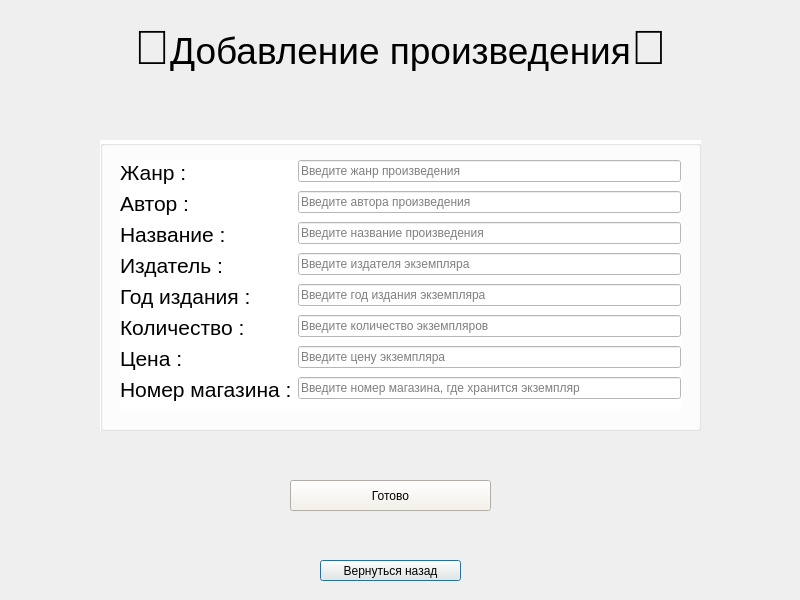
This is add_item.ui in mamam111a/2-year_coursework_client as Qt 5 draws it before an edit. The edited form follows.
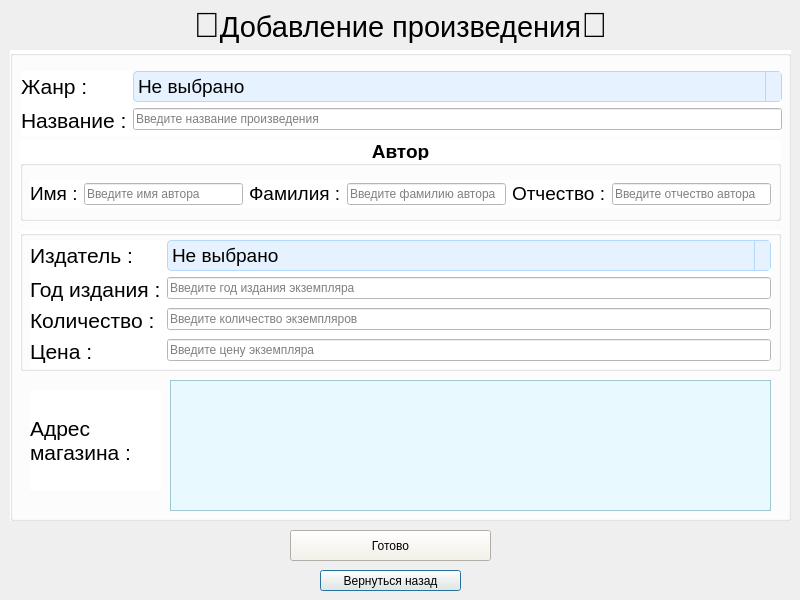
This is the edited form.

Diff of the .ui file:
```diff
--- a/add_item.ui
+++ b/add_item.ui
@@ -17,22 +17,22 @@
    <property name="geometry">
     <rect>
      <x>0</x>
-     <y>20</y>
+     <y>0</y>
      <width>801</width>
      <height>51</height>
     </rect>
    </property>
    <property name="text">
-    <string>&lt;html&gt;&lt;head/&gt;&lt;body&gt;&lt;p align=&quot;center&quot;&gt;&lt;span style=&quot; font-size:36pt;&quot;&gt;📑&lt;/span&gt;&lt;span style=&quot; font-size:28pt;&quot;&gt;Добавление произведения&lt;/span&gt;&lt;span style=&quot; font-size:36pt;&quot;&gt;📑&lt;/span&gt;&lt;/p&gt;&lt;/body&gt;&lt;/html&gt;</string>
+    <string>&lt;html&gt;&lt;head/&gt;&lt;body&gt;&lt;p align=&quot;center&quot;&gt;&lt;span style=&quot; font-size:26pt;&quot;&gt;📑&lt;/span&gt;&lt;span style=&quot; font-size:22pt;&quot;&gt;Добавление произведения&lt;/span&gt;&lt;span style=&quot; font-size:26pt;&quot;&gt;📑&lt;/span&gt;&lt;/p&gt;&lt;/body&gt;&lt;/html&gt;</string>
    </property>
   </widget>
   <widget class="QGroupBox" name="groupBox">
    <property name="geometry">
     <rect>
-     <x>100</x>
-     <y>140</y>
-     <width>601</width>
-     <height>291</height>
+     <x>10</x>
+     <y>50</y>
+     <width>781</width>
+     <height>471</height>
     </rect>
    </property>
    <property name="styleSheet">
@@ -41,13 +41,249 @@
    <property name="title">
     <string/>
    </property>
-   <widget class="QWidget" name="layoutWidget">
+   <widget class="QLabel" name="label_4">
+    <property name="geometry">
+     <rect>
+      <x>10</x>
+      <y>90</y>
+      <width>761</width>
+      <height>21</height>
+     </rect>
+    </property>
+    <property name="text">
+     <string>&lt;html&gt;&lt;head/&gt;&lt;body&gt;&lt;p align=&quot;center&quot;&gt;&lt;span style=&quot; font-size:14pt; font-weight:700;&quot;&gt;Автор&lt;/span&gt;&lt;/p&gt;&lt;/body&gt;&lt;/html&gt;</string>
+    </property>
+   </widget>
+   <widget class="QGroupBox" name="groupBox_2">
+    <property name="geometry">
+     <rect>
+      <x>10</x>
+      <y>110</y>
+      <width>761</width>
+      <height>61</height>
+     </rect>
+    </property>
+    <property name="title">
+     <string/>
+    </property>
+    <widget class="QWidget" name="layoutWidget_2">
+     <property name="geometry">
+      <rect>
+       <x>10</x>
+       <y>20</y>
+       <width>741</width>
+       <height>28</height>
+      </rect>
+     </property>
+     <layout class="QHBoxLayout" name="horizontalLayout_3">
+      <item>
+       <widget class="QLabel" name="label_14">
+        <property name="text">
+         <string>&lt;html&gt;&lt;head/&gt;&lt;body&gt;&lt;p&gt;&lt;span style=&quot; font-size:14pt;&quot;&gt;Имя :&lt;/span&gt;&lt;/p&gt;&lt;/body&gt;&lt;/html&gt;</string>
+        </property>
+       </widget>
+      </item>
+      <item>
+       <widget class="QLineEdit" name="author_name">
+        <property name="placeholderText">
+         <string>Введите имя автора</string>
+        </property>
+       </widget>
+      </item>
+      <item>
+       <widget class="QLabel" name="label_15">
+        <property name="text">
+         <string>&lt;html&gt;&lt;head/&gt;&lt;body&gt;&lt;p&gt;&lt;span style=&quot; font-size:14pt;&quot;&gt;Фамилия :&lt;/span&gt;&lt;/p&gt;&lt;/body&gt;&lt;/html&gt;</string>
+        </property>
+       </widget>
+      </item>
+      <item>
+       <widget class="QLineEdit" name="author_familia">
+        <property name="placeholderText">
+         <string>Введите фамилию автора</string>
+        </property>
+       </widget>
+      </item>
+      <item>
+       <widget class="QLabel" name="label_16">
+        <property name="text">
+         <string>&lt;html&gt;&lt;head/&gt;&lt;body&gt;&lt;p&gt;&lt;span style=&quot; font-size:14pt;&quot;&gt;Отчество :&lt;/span&gt;&lt;/p&gt;&lt;/body&gt;&lt;/html&gt;</string>
+        </property>
+       </widget>
+      </item>
+      <item>
+       <widget class="QLineEdit" name="author_otchestvo">
+        <property name="placeholderText">
+         <string>Введите отчество автора</string>
+        </property>
+       </widget>
+      </item>
+     </layout>
+    </widget>
+   </widget>
+   <widget class="QLabel" name="label_6">
     <property name="geometry">
      <rect>
       <x>20</x>
-      <y>20</y>
-      <width>561</width>
-      <height>251</height>
+      <y>340</y>
+      <width>131</width>
+      <height>101</height>
+     </rect>
+    </property>
+    <property name="text">
+     <string>&lt;html&gt;&lt;head/&gt;&lt;body&gt;&lt;p&gt;&lt;span style=&quot; font-size:16pt;&quot;&gt;Адрес &lt;br/&gt;магазина :&lt;/span&gt;&lt;/p&gt;&lt;/body&gt;&lt;/html&gt;</string>
+    </property>
+   </widget>
+   <widget class="QListWidget" name="listWidget">
+    <property name="geometry">
+     <rect>
+      <x>160</x>
+      <y>330</y>
+      <width>601</width>
+      <height>131</height>
+     </rect>
+    </property>
+    <property name="font">
+     <font>
+      <pointsize>15</pointsize>
+     </font>
+    </property>
+    <property name="styleSheet">
+     <string notr="true">QListWidget {
+    background-color: #E8F9FF; /* очень бледный голубой фон */
+    color: black;              /* цвет текста */
+    border: 1px solid #A0C8D0; /* рамка */
+}
+
+QListWidget::item:selected {
+    background-color: #C0E8FF; /* цвет выбранного элемента */
+    color: black;              /* цвет текста выбранного элемента */
+}
+</string>
+    </property>
+    <property name="selectionMode">
+     <enum>QAbstractItemView::MultiSelection</enum>
+    </property>
+   </widget>
+   <widget class="QGroupBox" name="groupBox_3">
+    <property name="geometry">
+     <rect>
+      <x>10</x>
+      <y>180</y>
+      <width>761</width>
+      <height>141</height>
+     </rect>
+    </property>
+    <property name="title">
+     <string/>
+    </property>
+    <widget class="QWidget" name="">
+     <property name="geometry">
+      <rect>
+       <x>10</x>
+       <y>10</y>
+       <width>741</width>
+       <height>129</height>
+      </rect>
+     </property>
+     <layout class="QFormLayout" name="formLayout_2">
+      <item row="0" column="0">
+       <widget class="QLabel" name="dfggfd">
+        <property name="text">
+         <string>&lt;html&gt;&lt;head/&gt;&lt;body&gt;&lt;p&gt;&lt;span style=&quot; font-size:16pt;&quot;&gt;Издатель :&lt;/span&gt;&lt;/p&gt;&lt;/body&gt;&lt;/html&gt;</string>
+        </property>
+       </widget>
+      </item>
+      <item row="1" column="0">
+       <widget class="QLabel" name="dfgfgd">
+        <property name="text">
+         <string>&lt;html&gt;&lt;head/&gt;&lt;body&gt;&lt;p&gt;&lt;span style=&quot; font-size:16pt;&quot;&gt;Год издания :&lt;/span&gt;&lt;/p&gt;&lt;/body&gt;&lt;/html&gt;</string>
+        </property>
+       </widget>
+      </item>
+      <item row="1" column="1">
+       <widget class="QLineEdit" name="publisher_year">
+        <property name="placeholderText">
+         <string>Введите год издания экземпляра</string>
+        </property>
+       </widget>
+      </item>
+      <item row="2" column="0">
+       <widget class="QLabel" name="fdggfd">
+        <property name="text">
+         <string>&lt;html&gt;&lt;head/&gt;&lt;body&gt;&lt;p&gt;&lt;span style=&quot; font-size:16pt;&quot;&gt;Количество :&lt;/span&gt;&lt;/p&gt;&lt;/body&gt;&lt;/html&gt;</string>
+        </property>
+       </widget>
+      </item>
+      <item row="2" column="1">
+       <widget class="QLineEdit" name="quantity">
+        <property name="placeholderText">
+         <string>Введите количество экземпляров</string>
+        </property>
+       </widget>
+      </item>
+      <item row="3" column="0">
+       <widget class="QLabel" name="dfgfgd_2">
+        <property name="text">
+         <string>&lt;html&gt;&lt;head/&gt;&lt;body&gt;&lt;p&gt;&lt;span style=&quot; font-size:16pt;&quot;&gt;Цена :&lt;/span&gt;&lt;/p&gt;&lt;/body&gt;&lt;/html&gt;</string>
+        </property>
+       </widget>
+      </item>
+      <item row="3" column="1">
+       <widget class="QLineEdit" name="price">
+        <property name="placeholderText">
+         <string>Введите цену экземпляра</string>
+        </property>
+       </widget>
+      </item>
+      <item row="0" column="1">
+       <widget class="QComboBox" name="comboBox_pub">
+        <property name="font">
+         <font>
+          <pointsize>14</pointsize>
+         </font>
+        </property>
+        <property name="styleSheet">
+         <string notr="true">/* Общий стиль для всех QLineEdit */
+QLineEdit {
+    background-color: #f0f0f0; /* светло-серый фон */
+    color: #000000;            /* чёрный текст */
+    border: 1px solid #cccccc; /* светлая рамка */
+    border-radius: 4px;
+    padding: 2px 4px;
+}
+
+/* Стиль для QComboBox — бледный голубой фон */
+QComboBox {
+    background-color: #e6f2ff; /* очень светлый голубой */
+    color: #000000;             /* чёрный текст */
+    border: 1px solid #b3d9ff; /* светлая рамка */
+    border-radius: 4px;
+    padding: 2px 4px;
+}
+
+/* Стиль для стрелки выпадающего списка */
+QComboBox::drop-down {
+    border-left: 1px solid #b3d9ff;
+    background-color: #e6f2ff;
+}
+</string>
+        </property>
+        <property name="placeholderText">
+         <string>Не выбрано</string>
+        </property>
+       </widget>
+      </item>
+     </layout>
+    </widget>
+   </widget>
+   <widget class="QWidget" name="">
+    <property name="geometry">
+     <rect>
+      <x>11</x>
+      <y>21</y>
+      <width>761</width>
+      <height>65</height>
      </rect>
     </property>
     <layout class="QFormLayout" name="formLayout">
@@ -58,111 +294,55 @@
        </property>
       </widget>
      </item>
-     <item row="0" column="1">
-      <widget class="QLineEdit" name="section">
-       <property name="text">
-        <string/>
-       </property>
-       <property name="placeholderText">
-        <string>Введите жанр произведения</string>
-       </property>
-      </widget>
-     </item>
      <item row="1" column="0">
-      <widget class="QLabel" name="dfg">
-       <property name="text">
-        <string>&lt;html&gt;&lt;head/&gt;&lt;body&gt;&lt;p&gt;&lt;span style=&quot; font-size:16pt;&quot;&gt;Автор :&lt;/span&gt;&lt;/p&gt;&lt;/body&gt;&lt;/html&gt;</string>
-       </property>
-      </widget>
-     </item>
-     <item row="1" column="1">
-      <widget class="QLineEdit" name="author">
-       <property name="placeholderText">
-        <string>Введите автора произведения</string>
-       </property>
-      </widget>
-     </item>
-     <item row="2" column="0">
       <widget class="QLabel" name="titledfgfd">
        <property name="text">
         <string>&lt;html&gt;&lt;head/&gt;&lt;body&gt;&lt;p&gt;&lt;span style=&quot; font-size:16pt;&quot;&gt;Название :&lt;/span&gt;&lt;/p&gt;&lt;/body&gt;&lt;/html&gt;</string>
        </property>
       </widget>
      </item>
-     <item row="2" column="1">
+     <item row="1" column="1">
       <widget class="QLineEdit" name="title">
        <property name="placeholderText">
         <string>Введите название произведения</string>
        </property>
       </widget>
      </item>
-     <item row="3" column="0">
-      <widget class="QLabel" name="dfggfd">
-       <property name="text">
-        <string>&lt;html&gt;&lt;head/&gt;&lt;body&gt;&lt;p&gt;&lt;span style=&quot; font-size:16pt;&quot;&gt;Издатель :&lt;/span&gt;&lt;/p&gt;&lt;/body&gt;&lt;/html&gt;</string>
+     <item row="0" column="1">
+      <widget class="QComboBox" name="comboBox_section">
+       <property name="font">
+        <font>
+         <pointsize>14</pointsize>
+        </font>
        </property>
-      </widget>
-     </item>
-     <item row="3" column="1">
-      <widget class="QLineEdit" name="publisher">
-       <property name="placeholderText">
-        <string>Введите издателя экземпляра</string>
+       <property name="styleSheet">
+        <string notr="true">/* Общий стиль для всех QLineEdit */
+QLineEdit {
+    background-color: #f0f0f0; /* светло-серый фон */
+    color: #000000;            /* чёрный текст */
+    border: 1px solid #cccccc; /* светлая рамка */
+    border-radius: 4px;
+    padding: 2px 4px;
+}
+
+/* Стиль для QComboBox — бледный голубой фон */
+QComboBox {
+    background-color: #e6f2ff; /* очень светлый голубой */
+    color: #000000;             /* чёрный текст */
+    border: 1px solid #b3d9ff; /* светлая рамка */
+    border-radius: 4px;
+    padding: 2px 4px;
+}
+
+/* Стиль для стрелки выпадающего списка */
+QComboBox::drop-down {
+    border-left: 1px solid #b3d9ff;
+    background-color: #e6f2ff;
+}
+</string>
        </property>
-      </widget>
-     </item>
-     <item row="4" column="0">
-      <widget class="QLabel" name="dfgfgd">
-       <property name="text">
-        <string>&lt;html&gt;&lt;head/&gt;&lt;body&gt;&lt;p&gt;&lt;span style=&quot; font-size:16pt;&quot;&gt;Год издания :&lt;/span&gt;&lt;/p&gt;&lt;/body&gt;&lt;/html&gt;</string>
-       </property>
-      </widget>
-     </item>
-     <item row="4" column="1">
-      <widget class="QLineEdit" name="publisher_year">
        <property name="placeholderText">
-        <string>Введите год издания экземпляра</string>
-       </property>
-      </widget>
-     </item>
-     <item row="5" column="0">
-      <widget class="QLabel" name="fdggfd">
-       <property name="text">
-        <string>&lt;html&gt;&lt;head/&gt;&lt;body&gt;&lt;p&gt;&lt;span style=&quot; font-size:16pt;&quot;&gt;Количество :&lt;/span&gt;&lt;/p&gt;&lt;/body&gt;&lt;/html&gt;</string>
-       </property>
-      </widget>
-     </item>
-     <item row="5" column="1">
-      <widget class="QLineEdit" name="quantity">
-       <property name="placeholderText">
-        <string>Введите количество экземпляров</string>
-       </property>
-      </widget>
-     </item>
-     <item row="6" column="0">
-      <widget class="QLabel" name="dfgfgd_2">
-       <property name="text">
-        <string>&lt;html&gt;&lt;head/&gt;&lt;body&gt;&lt;p&gt;&lt;span style=&quot; font-size:16pt;&quot;&gt;Цена :&lt;/span&gt;&lt;/p&gt;&lt;/body&gt;&lt;/html&gt;</string>
-       </property>
-      </widget>
-     </item>
-     <item row="6" column="1">
-      <widget class="QLineEdit" name="price">
-       <property name="placeholderText">
-        <string>Введите цену экземпляра</string>
-       </property>
-      </widget>
-     </item>
-     <item row="7" column="0">
-      <widget class="QLabel" name="label_2">
-       <property name="text">
-        <string>&lt;html&gt;&lt;head/&gt;&lt;body&gt;&lt;p&gt;&lt;span style=&quot; font-size:16pt;&quot;&gt;Номер магазина :&lt;/span&gt;&lt;/p&gt;&lt;/body&gt;&lt;/html&gt;</string>
-       </property>
-      </widget>
-     </item>
-     <item row="7" column="1">
-      <widget class="QLineEdit" name="shopNumber">
-       <property name="placeholderText">
-        <string>Введите номер магазина, где хранится экземпляр</string>
+        <string>Не выбрано</string>
        </property>
       </widget>
      </item>
@@ -173,7 +353,7 @@
    <property name="geometry">
     <rect>
      <x>320</x>
-     <y>560</y>
+     <y>570</y>
      <width>141</width>
      <height>21</height>
     </rect>
@@ -192,7 +372,7 @@
    <property name="geometry">
     <rect>
      <x>290</x>
-     <y>480</y>
+     <y>530</y>
      <width>201</width>
      <height>31</height>
     </rect>
```
